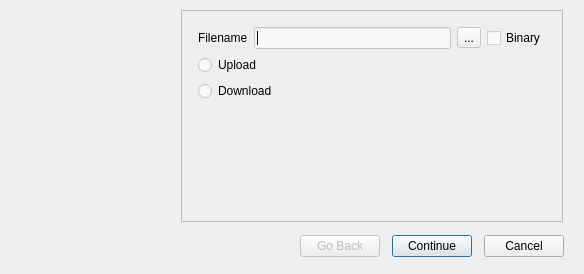
This is lobwizard/LobWizard.ui in rdOxalis/lobshooter as Qt 5 draws it before an edit. The edited form follows.
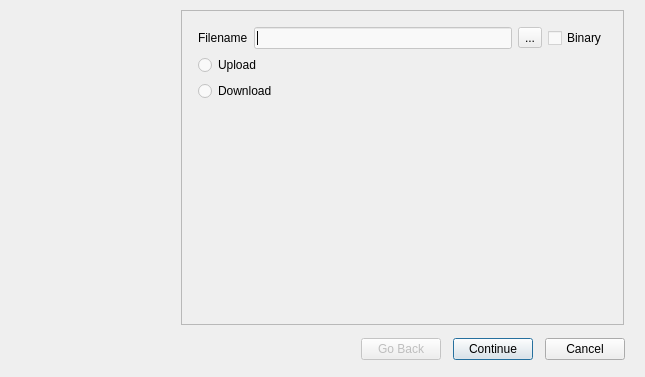
This is the edited form.

What changed in the file:
```diff
--- a/lobwizard/LobWizard.ui
+++ b/lobwizard/LobWizard.ui
@@ -1,13 +1,13 @@
 <?xml version="1.0" encoding="UTF-8"?>
 <ui version="4.0">
  <class>LobWizard</class>
- <widget class="QWizard" name="LobWizard">
-  <property name="geometry">
+ <widget class="QWizard" name="LobWizard" >
+  <property name="geometry" >
    <rect>
     <x>0</x>
     <y>0</y>
-    <width>584</width>
-    <height>274</height>
+    <width>645</width>
+    <height>377</height>
    </rect>
   </property>
   <property name="windowTitle">
```
Left out of the diff: 52 changed lines with no effect on the pictures.
